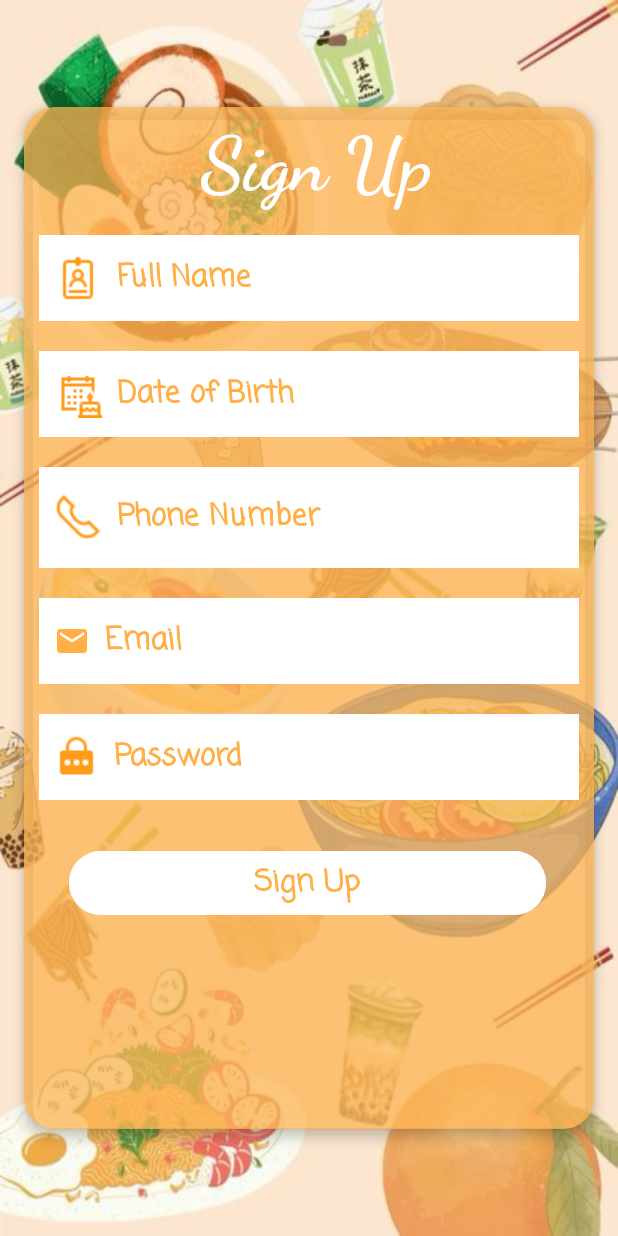
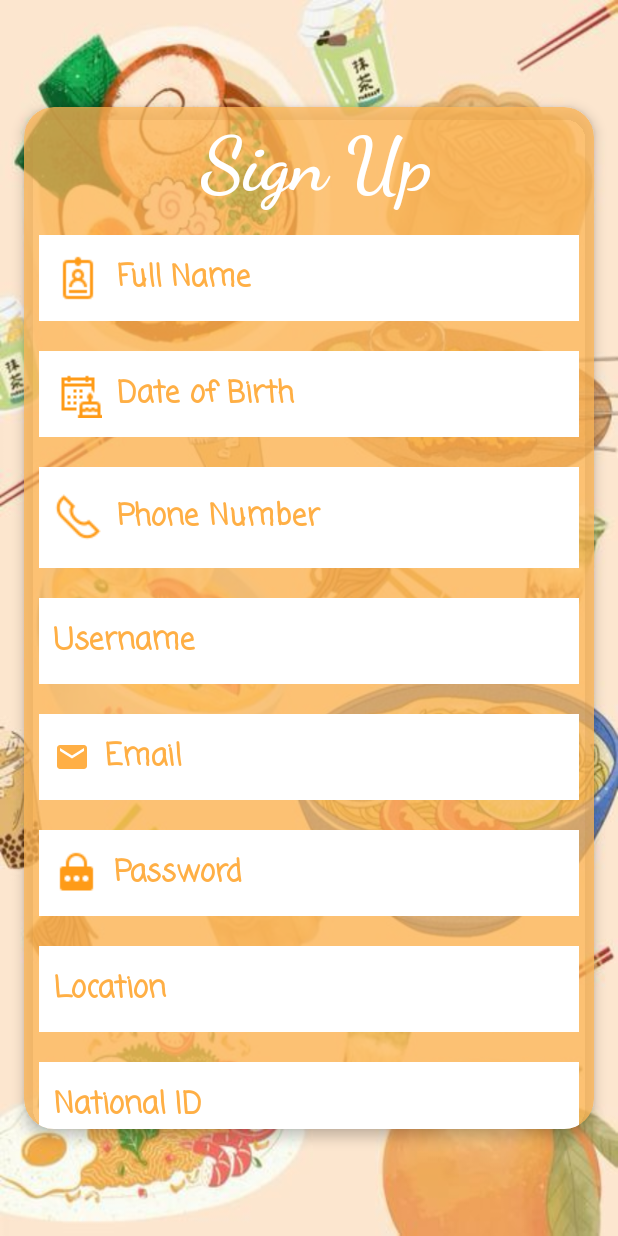
Before and after one commit to AbdulrahmanZaatari/Soufra-Share, an Android app: the SignUp screen opened directly, with no data from a screen before it, on a phone screen of 412 x 824 dp. Run offline under Robolectric (Android 15) with nearby library versions, the phone set to English and light mode, and no system bars; our stand-ins replace Volley.

Commit message:
If user not logged in take to sign in page, added sign up button, sign up now works and users are created in mysql db

```diff
--- a/app/build.gradle.kts
+++ b/app/build.gradle.kts
@@ -32,7 +32,7 @@ android {
 }
 
 dependencies {
-
+    implementation(libs.volley)
     implementation(libs.appcompat)
     implementation(libs.material)
     implementation(libs.activity)
--- a/app/src/main/AndroidManifest.xml
+++ b/app/src/main/AndroidManifest.xml
@@ -1,7 +1,8 @@
 <?xml version="1.0" encoding="utf-8"?>
 <manifest xmlns:android="http://schemas.android.com/apk/res/android"
+
     xmlns:tools="http://schemas.android.com/tools">
-
+    <uses-permission android:name="android.permission.INTERNET" />
     <application
         android:allowBackup="true"
         android:dataExtractionRules="@xml/data_extraction_rules"
@@ -10,6 +11,7 @@
         android:label="@string/app_name"
         android:roundIcon="@mipmap/ic_launcher_round"
         android:supportsRtl="true"
+        android:networkSecurityConfig="@xml/network_security_config"
         android:theme="@style/Theme.Project"
         tools:targetApi="31">
         <activity
--- a/app/src/main/java/com/example/project/SignUp.java
+++ b/app/src/main/java/com/example/project/SignUp.java
@@ -1,6 +1,12 @@
 package com.example.project;
 
+import android.content.Intent;
 import android.os.Bundle;
+import android.util.Log;
+import android.view.View;
+import android.widget.Button;
+import android.widget.EditText;
+import android.widget.Toast;
 
 import androidx.activity.EdgeToEdge;
 import androidx.appcompat.app.AppCompatActivity;
@@ -8,7 +14,25 @@ import androidx.core.graphics.Insets;
 import androidx.core.view.ViewCompat;
 import androidx.core.view.WindowInsetsCompat;
 
+import com.android.volley.Request;
+import com.android.volley.RequestQueue;
+import com.android.volley.Response;
+import com.android.volley.VolleyError;
+import com.android.volley.toolbox.JsonObjectRequest;
+import com.android.volley.toolbox.Volley;
+
+import org.json.JSONException;
+import org.json.JSONObject;
+
+import java.util.HashMap;
+import java.util.Map;
+
 public class SignUp extends AppCompatActivity {
+
+    private EditText edFullName, edUsername, edEmail, editTextTextPassword, edLocation, edNationalId, edBirthData, edPhoneNum;
+    private Button btnSignUp;
+    private RequestQueue requestQueue;
+    private static final String URL_SIGNUP = "http://10.0.2.2/Soufra_Share/users.php";
 
     @Override
     protected void onCreate(Bundle savedInstanceState) {
@@ -20,5 +44,79 @@ public class SignUp extends AppCompatActivity {
             v.setPadding(systemBars.left, systemBars.top, systemBars.right, systemBars.bottom);
             return insets;
         });
+
+        edFullName = findViewById(R.id.edFullName);
+        edUsername = findViewById(R.id.edUsername);
+        edEmail = findViewById(R.id.edEmail);
+        editTextTextPassword = findViewById(R.id.editTextTextPassword);
+        edLocation = findViewById(R.id.edLocation);
+        edNationalId = findViewById(R.id.edNationalId);
+        edBirthData = findViewById(R.id.edBirthData);
+        edPhoneNum = findViewById(R.id.edPhoneNum);
+        btnSignUp = findViewById(R.id.btnSignUp);
+
+        requestQueue = Volley.newRequestQueue(this);
+
+        btnSignUp.setOnClickListener(new View.OnClickListener() {
+            @Override
+            public void onClick(View v) {
+                signUpUser();
+            }
+        });
+    }
+
+    private void signUpUser() {
+        final String fullName = edFullName.getText().toString().trim();
+        final String username = edUsername.getText().toString().trim();
+        final String email = edEmail.getText().toString().trim();
+        final String password = editTextTextPassword.getText().toString().trim();
+        final String location = edLocation.getText().toString().trim();
+        final String nationalId = edNationalId.getText().toString().trim();
+        final String birthData = edBirthData.getText().toString().trim();
+        final String phoneNum = edPhoneNum.getText().toString().trim();
+
+        if (fullName.isEmpty() || username.isEmpty() || email.isEmpty() || password.isEmpty() || location.isEmpty() || nationalId.isEmpty() || birthData.isEmpty() || phoneNum.isEmpty()) {
+            Toast.makeText(this, "All fields are required", Toast.LENGTH_SHORT).show();
+            return;
+        }
+
+        Map<String, String> params = new HashMap<>();
+        params.put("full_name", fullName);
+        params.put("username", username);
+        params.put("email", email);
+        params.put("password", password);
+        params.put("location", location);
+        params.put("national_id", nationalId);
+        params.put("birth_data", birthData);
+        params.put("phone_num", phoneNum);
+        params.put("is_cook", "0"); // Default value
+
+        JSONObject jsonObject = new JSONObject(params);
+
+        JsonObjectRequest request = new JsonObjectRequest(Request.Method.POST, URL_SIGNUP, jsonObject,
+                new Response.Listener<JSONObject>() {
+                    @Override
+                    public void onResponse(JSONObject response) {
+                        try {
+                            String message = response.getString("message");
+                            Toast.makeText(SignUp.this, message, Toast.LENGTH_LONG).show();
+                            startActivity(new Intent(SignUp.this, MainActivity.class)); // Replace with your login activity
+                            finish();
+                        } catch (JSONException e) {
+                            e.printStackTrace();
+                            Toast.makeText(SignUp.this, "Error parsing response: " + e.getMessage(), Toast.LENGTH_LONG).show();
+                        }
+                    }
+                },
+                new Response.ErrorListener() {
+                    @Override
+                    public void onErrorResponse(VolleyError error) {
+                        error.printStackTrace();
+                        Toast.makeText(SignUp.this, "Sign up failed: " + error.getMessage(), Toast.LENGTH_LONG).show();
+                        Log.e("Volley Error", error.toString());
+                    }
+                });
+
+        requestQueue.add(request);
     }
 }
--- a/app/src/main/res/layout/activity_sign_up.xml
+++ b/app/src/main/res/layout/activity_sign_up.xml
@@ -30,7 +30,6 @@
             android:orientation="vertical">
 
             <TextView
-
                 android:id="@+id/title"
                 android:layout_width="match_parent"
                 android:layout_height="75dp"
@@ -39,10 +38,7 @@
                 android:paddingLeft="10dp"
                 android:text="@string/title1"
                 android:textColor="@color/white"
-
                 android:textSize="50sp"
-
-
                 android:textStyle="bold" />
 
             <EditText
@@ -61,10 +57,8 @@
                 android:paddingLeft="10dp"
                 android:textColor="@color/orangeLighter"
                 android:textColorHint="@color/orangeLight"
-
                 android:textSize="20sp"
                 android:textStyle="bold" />
-
 
             <EditText
                 android:id="@+id/edBirthData"
@@ -73,7 +67,6 @@
                 android:layout_margin="10dp"
                 android:background="@color/white"
                 android:drawableLeft="@drawable/date"
-
                 android:drawablePadding="10dp"
                 android:ems="10"
                 android:fontFamily="casual"
@@ -82,7 +75,6 @@
                 android:paddingLeft="10dp"
                 android:textColor="@color/orangeLighter"
                 android:textColorHint="@color/orangeLight"
-
                 android:textSize="20sp"
                 android:textStyle="bold" />
 
@@ -101,7 +93,23 @@
                 android:paddingLeft="10dp"
                 android:textColor="@color/orangeLighter"
                 android:textColorHint="@color/orangeLight"
+                android:textSize="20sp"
+                android:textStyle="bold" />
 
+            <EditText
+                android:id="@+id/edUsername"
+                android:layout_width="match_parent"
+                android:layout_height="57dp"
+                android:layout_margin="10dp"
+                android:background="@color/white"
+                android:drawablePadding="10dp"
+                android:ems="10"
+                android:fontFamily="casual"
+                android:hint="@string/username"
+                android:inputType="text"
+                android:paddingLeft="10dp"
+                android:textColor="@color/orangeLighter"
+                android:textColorHint="@color/orangeLight"
                 android:textSize="20sp"
                 android:textStyle="bold" />
 
@@ -120,7 +128,6 @@
                 android:paddingLeft="10dp"
                 android:textColor="@color/orangeLighter"
                 android:textColorHint="@color/orangeLight"
-
                 android:textSize="20sp"
                 android:textStyle="bold" />
 
@@ -136,6 +143,40 @@
                 android:fontFamily="casual"
                 android:hint="@string/password"
                 android:inputType="textPassword"
+                android:paddingLeft="10dp"
+                android:textColor="@color/orangeLighter"
+                android:textColorHint="@color/orangeLight"
+                android:textSize="20sp"
+                android:textStyle="bold" />
+
+            <EditText
+                android:id="@+id/edLocation"
+                android:layout_width="match_parent"
+                android:layout_height="57dp"
+                android:layout_margin="10dp"
+                android:background="@color/white"
+                android:drawablePadding="10dp"
+                android:ems="10"
+                android:fontFamily="casual"
+                android:hint="@string/location"
+                android:inputType="text"
+                android:paddingLeft="10dp"
+                android:textColor="@color/orangeLighter"
+                android:textColorHint="@color/orangeLight"
+                android:textSize="20sp"
+                android:textStyle="bold" />
+
+            <EditText
+                android:id="@+id/edNationalId"
+                android:layout_width="match_parent"
+                android:layout_height="57dp"
+                android:layout_margin="10dp"
+                android:background="@color/white"
+                android:drawablePadding="10dp"
+                android:ems="10"
+                android:fontFamily="casual"
+                android:hint="@string/national_id"
+                android:inputType="text"
                 android:paddingLeft="10dp"
                 android:textColor="@color/orangeLighter"
                 android:textColorHint="@color/orangeLight"
--- a/app/src/main/res/values/strings.xml
+++ b/app/src/main/res/values/strings.xml
@@ -12,6 +12,10 @@
     <string name="Email">Email</string>
     <string name="password">Password</string>
     <string name="phone">Phone Number</string>
+    <string name="username">Username</string>
+    <string name="location">Location</string>
+    <string name="national_id">National ID</string>
+    <string name="dont_have_account">Don\'t have account? Sign up here!</string>
 
 
 </resources>
--- a/gradle/libs.versions.toml
+++ b/gradle/libs.versions.toml
@@ -7,9 +7,11 @@ appcompat = "1.7.0"
 material = "1.12.0"
 activity = "1.10.1"
 constraintlayout = "2.2.1"
+volley = "1.2.1"
 
 [libraries]
 junit = { group = "junit", name = "junit", version.ref = "junit" }
+volley = { module = "com.android.volley:volley", version.ref = "volley" }
 ext-junit = { group = "androidx.test.ext", name = "junit", version.ref = "junitVersion" }
 espresso-core = { group = "androidx.test.espresso", name = "espresso-core", version.ref = "espressoCore" }
 appcompat = { group = "androidx.appcompat", name = "appcompat", version.ref = "appcompat" }
```
Also changed, not shown: app/src/main/java/com/example/project/MainActivity.java (+17 -0 lines), app/src/main/java/com/example/project/SignIn.java (+49 -0 lines), app/src/main/res/layout/activity_sign_in.xml (+18 -8 lines), app/src/main/res/xml/network_security_config.xml (added, +8 -0 lines), app/src/main/res/drawable/logo.jpg (added), 1 other file.
